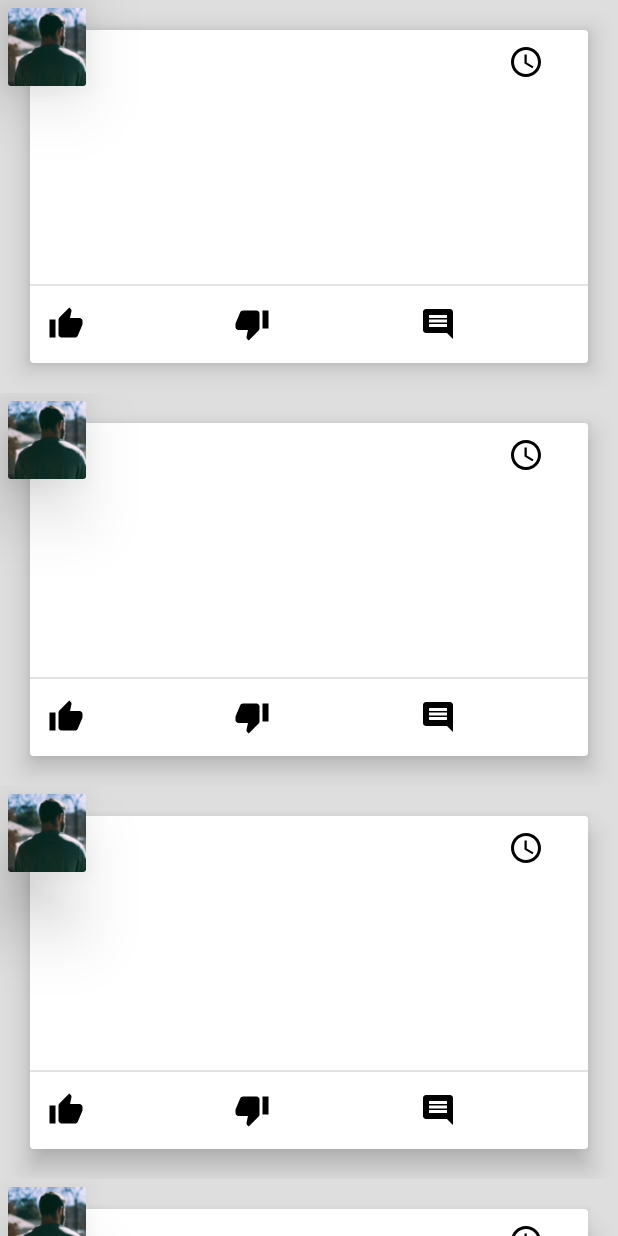
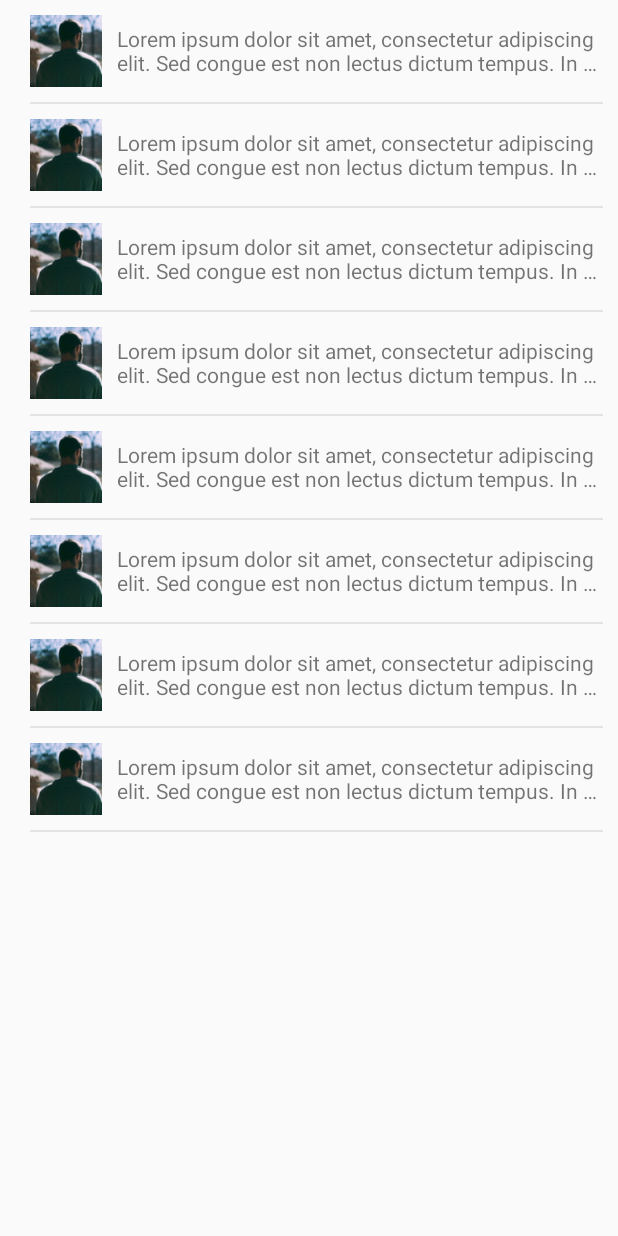
Before and after one commit to raj-subhankar/hackathon-android, an Android app: the layout content_scrolling.xml on its own in the app's theme, with its tools: preview values and no code run, on a phone screen of 412 x 824 dp. Run offline under Robolectric (Android 15) with nearby library versions, the phone set to English and light mode, and no system bars.

Commit message:
fake comments populated

```diff
--- a/app/src/main/res/layout/activity_details.xml
+++ b/app/src/main/res/layout/activity_details.xml
@@ -19,11 +19,11 @@
 
         <FrameLayout
             android:id="@+id/toolbar"
-            tools:ignore="UseCompoundDrawables"
             android:layout_width="match_parent"
             android:layout_height="?android:attr/actionBarSize"
             android:orientation="horizontal"
-            app:layout_scrollFlags="scroll|enterAlways">
+            app:layout_scrollFlags="scroll|enterAlways"
+            tools:ignore="UseCompoundDrawables">
 
             <ImageView
                 android:layout_width="48dp"
@@ -176,6 +176,12 @@
                             android:textSize="20sp" />
                     </LinearLayout>
 
+                    <View
+                        android:layout_width="match_parent"
+                        android:layout_height="1dp"
+                        android:background="#e3e3e3" />
+
+                    <include layout="@layout/content_scrolling" />
                 </LinearLayout>
             </android.support.v7.widget.CardView>
         </FrameLayout>
--- /dev/null
+++ b/app/src/main/res/layout/comment_list_item.xml
@@ -0,0 +1,39 @@
+<?xml version="1.0" encoding="utf-8"?>
+<LinearLayout xmlns:android="http://schemas.android.com/apk/res/android"
+    android:layout_width="match_parent"
+    android:layout_height="wrap_content"
+    android:layout_marginStart="20dp"
+    android:layout_marginTop="10dp"
+    android:orientation="vertical">
+
+    <LinearLayout
+        android:layout_width="wrap_content"
+        android:layout_height="wrap_content"
+        android:layout_marginBottom="10dp"
+        android:orientation="horizontal">
+
+        <ImageView
+            android:layout_width="48dp"
+            android:layout_height="48dp"
+            android:layout_gravity="center"
+            android:layout_marginEnd="10dp"
+            android:src="@drawable/user_img" />
+
+        <TextView
+            android:layout_width="wrap_content"
+            android:layout_height="wrap_content"
+            android:layout_marginEnd="10dp"
+            android:lines="2"
+            android:ellipsize="end"
+            android:layout_gravity="center"
+            android:text="@string/dummy_content" />
+
+    </LinearLayout>
+
+    <View
+        android:layout_width="match_parent"
+        android:layout_height="1dp"
+        android:layout_marginEnd="10dp"
+        android:background="#e3e3e3" />
+
+</LinearLayout>
--- a/app/src/main/res/layout/content_scrolling.xml
+++ b/app/src/main/res/layout/content_scrolling.xml
@@ -3,7 +3,6 @@
     xmlns:app="http://schemas.android.com/apk/res-auto"
     android:layout_width="match_parent"
     android:layout_height="match_parent"
-    android:background="@color/feeds_background"
     app:layout_behavior="@string/appbar_scrolling_view_behavior">
 
 
@@ -12,13 +11,20 @@
         android:layout_height="wrap_content"
         android:orientation="vertical">
 
-        <include layout="@layout/feed_list_item" />
+        <include layout="@layout/comment_list_item" />
+        <include layout="@layout/comment_list_item" />
+        <include layout="@layout/comment_list_item" />
+        <include layout="@layout/comment_list_item" />
+        <include layout="@layout/comment_list_item" />
+        <include layout="@layout/comment_list_item" />
+        <include layout="@layout/comment_list_item" />
+        <include layout="@layout/comment_list_item" />
 
-        <include layout="@layout/feed_list_item" />
+        <!--<include layout="@layout/feed_list_item" />-->
 
-        <include layout="@layout/feed_list_item" />
+        <!--<include layout="@layout/feed_list_item" />-->
 
-        <include layout="@layout/feed_list_item" />
+        <!--<include layout="@layout/feed_list_item" />-->
 
     </LinearLayout>
 </android.support.v4.widget.NestedScrollView>
```
